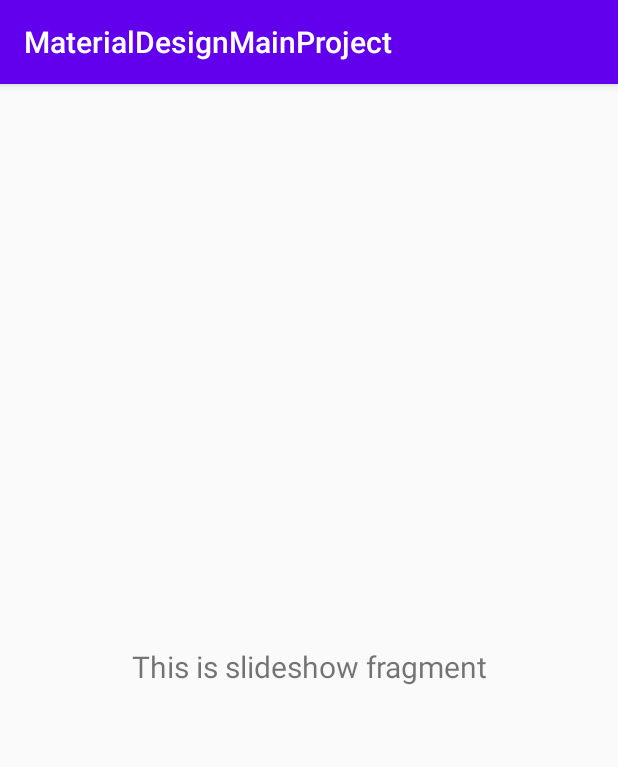
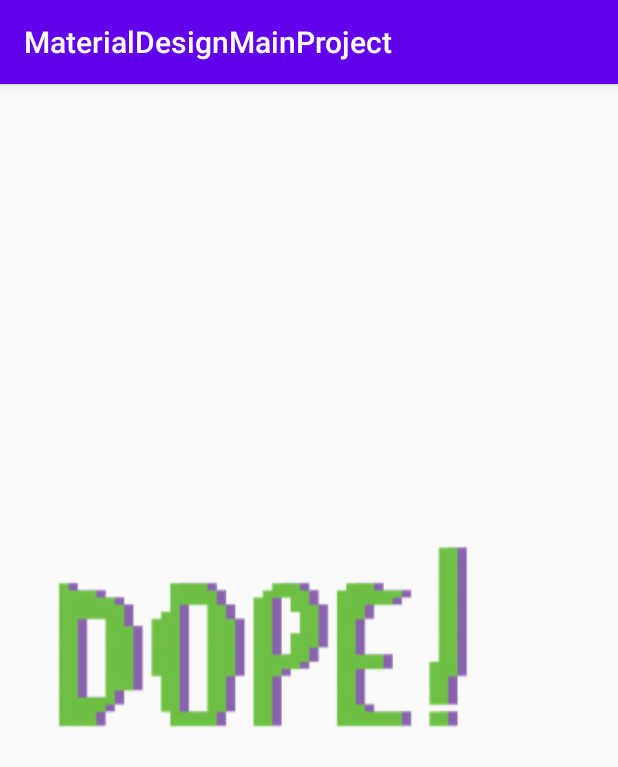
Before and after one commit to mvrlrd/MaterialDesignMainProject, an Android app: the fragment SlideshowFragment shown on its own in the app's theme, on a phone screen of 412 x 824 dp. Shown: the top 767 px of the screen. Run offline under Robolectric (Android 15) with nearby library versions, the phone set to English and light mode, and no system bars.

Commit message:
added pictures to fragments from navigation menu.

```diff
--- a/app/src/main/java/ru/mvrlrd/materialdesignmainproject/MainActivity.java
+++ b/app/src/main/java/ru/mvrlrd/materialdesignmainproject/MainActivity.java
@@ -69,6 +69,7 @@ public class MainActivity extends AppCompatActivity {
         NavController navController = Navigation.findNavController(this, R.id.nav_host_fragment);
         return NavigationUI.navigateUp(navController, mAppBarConfiguration)
                 || super.onSupportNavigateUp();
+
     }
 
 //    @Override
--- a/app/src/main/java/ru/mvrlrd/materialdesignmainproject/ui/home/HomeViewModel.java
+++ b/app/src/main/java/ru/mvrlrd/materialdesignmainproject/ui/home/HomeViewModel.java
@@ -10,7 +10,7 @@ public class HomeViewModel extends ViewModel {
 
     public HomeViewModel() {
         mText = new MutableLiveData<>();
-        mText.setValue("This is home fragment");
+        mText.setValue("This is home fragment!!!\nHere are no pictures!");
     }
 
     public LiveData<String> getText() {
--- a/app/src/main/java/ru/mvrlrd/materialdesignmainproject/ui/slideshow/SlideshowFragment.java
+++ b/app/src/main/java/ru/mvrlrd/materialdesignmainproject/ui/slideshow/SlideshowFragment.java
@@ -22,13 +22,13 @@ public class SlideshowFragment extends Fragment {
         slideshowViewModel =
                 ViewModelProviders.of(this).get(SlideshowViewModel.class);
         View root = inflater.inflate(R.layout.fragment_slideshow, container, false);
-        final TextView textView = root.findViewById(R.id.text_slideshow);
-        slideshowViewModel.getText().observe(getViewLifecycleOwner(), new Observer<String>() {
-            @Override
-            public void onChanged(@Nullable String s) {
-                textView.setText(s);
-            }
-        });
+//        final TextView textView = root.findViewById(R.id.text_slideshow);
+//        slideshowViewModel.getText().observe(getViewLifecycleOwner(), new Observer<String>() {
+//            @Override
+//            public void onChanged(@Nullable String s) {
+//                textView.setText(s);
+//            }
+//        });
         return root;
     }
 }
--- a/app/src/main/res/layout/fragment_gallery.xml
+++ b/app/src/main/res/layout/fragment_gallery.xml
@@ -10,7 +10,7 @@
         android:id="@+id/imageView2"
         android:layout_width="wrap_content"
         android:layout_height="wrap_content"
-        android:src="@drawable/ic_menu_gallery"
+        android:src="@drawable/small_tree"
         app:layout_constraintBottom_toBottomOf="parent"
         app:layout_constraintEnd_toEndOf="parent"
         app:layout_constraintStart_toStartOf="parent"
--- a/app/src/main/res/layout/fragment_home.xml
+++ b/app/src/main/res/layout/fragment_home.xml
@@ -19,4 +19,6 @@
         app:layout_constraintEnd_toEndOf="parent"
         app:layout_constraintStart_toStartOf="parent"
         app:layout_constraintTop_toTopOf="parent" />
+
+
 </androidx.constraintlayout.widget.ConstraintLayout>
--- a/app/src/main/res/layout/fragment_slideshow.xml
+++ b/app/src/main/res/layout/fragment_slideshow.xml
@@ -6,15 +6,11 @@
     android:layout_height="match_parent"
     tools:context=".ui.slideshow.SlideshowFragment">
 
-    <TextView
-        android:id="@+id/text_slideshow"
-        android:layout_width="match_parent"
+    <ImageView
+        android:id="@+id/imageView3"
+        android:layout_width="wrap_content"
         android:layout_height="wrap_content"
-        android:layout_marginStart="8dp"
-        android:layout_marginTop="8dp"
-        android:layout_marginEnd="8dp"
-        android:textAlignment="center"
-        android:textSize="20sp"
+        android:src="@drawable/dope"
         app:layout_constraintBottom_toBottomOf="parent"
         app:layout_constraintEnd_toEndOf="parent"
         app:layout_constraintStart_toStartOf="parent"
--- a/app/src/main/res/menu/activity_main_drawer.xml
+++ b/app/src/main/res/menu/activity_main_drawer.xml
@@ -7,14 +7,14 @@
         <item
             android:id="@+id/nav_home"
             android:icon="@drawable/ic_menu_camera"
-            android:title="People" />
+            android:title="Home" />
         <item
             android:id="@+id/nav_gallery"
             android:icon="@drawable/ic_menu_gallery"
-            android:title="Plants" />
+            android:title="Дерево" />
         <item
             android:id="@+id/nav_slideshow"
             android:icon="@drawable/ic_menu_slideshow"
-            android:title="Cars" />
+            android:title="Надпись" />
     </group>
 </menu>
```
Also changed, not shown: app/src/main/java/ru/mvrlrd/materialdesignmainproject/ui/gallery/GalleryFragment.java (+29 -0 lines), app/src/main/res/drawable-v24/dope.png (added).
